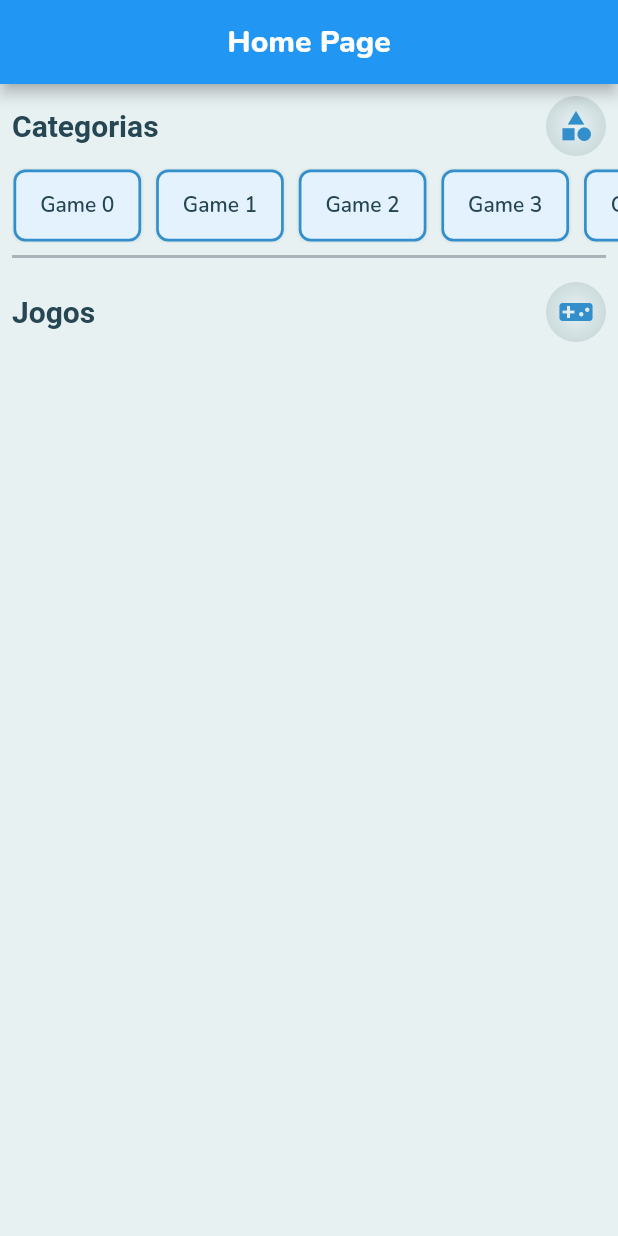
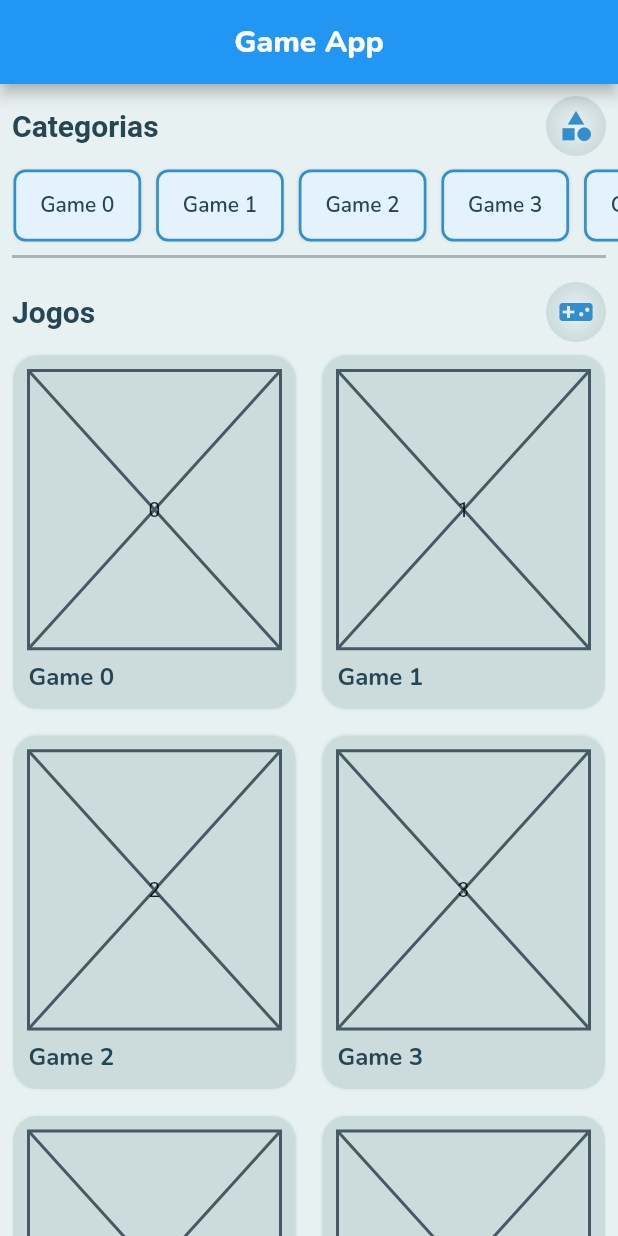
Before and after one commit to felipecastrosales/game, a Flutter app: the screen it shows after launch, on a phone screen of 412 x 824 dp. Run offline on Flutter 3.47's test engine with Material 2 defaults, Android fonts, the phone set to English and light mode, and no system bars; our stand-ins replace google_fonts.

Commit message:
creating GameTile and adjusting others details

```diff
--- a/lib/app/core/text/app_text_styles.dart
+++ b/lib/app/core/text/app_text_styles.dart
@@ -27,4 +27,10 @@ class AppTextStyles {
     fontWeight: FontWeight.w600,
     color: AppColors.text,
   );
+
+  static final gameTitle = GoogleFonts.nunito(
+    fontSize: 16,
+    fontWeight: FontWeight.bold,
+    color: AppColors.text,
+  );
 }
--- /dev/null
+++ b/lib/app/pages/home/components/game_tile.dart
@@ -0,0 +1,72 @@
+import 'package:flutter/material.dart';
+import 'package:game/app/core/colors/app_colors.dart';
+import 'package:game/app/core/text/app_text_styles.dart';
+
+class GameTile extends StatelessWidget {
+  final String image;
+  final String text;
+  final VoidCallback onTap;
+
+  const GameTile({
+    Key? key,
+    required this.image,
+    required this.text,
+    required this.onTap,
+  }) : super(key: key);
+
+  @override
+  Widget build(BuildContext context) {
+    return Material(
+      color: AppColors.transparent,
+      borderRadius: BorderRadius.circular(16),
+      child: InkWell(
+        onTap: onTap,
+        borderRadius: BorderRadius.circular(16),
+        child: Column(
+          children: [
+            Expanded(
+              child: Container(
+                margin: const EdgeInsets.all(1),
+                padding: const EdgeInsets.all(8),
+                decoration: BoxDecoration(
+                  borderRadius: BorderRadius.circular(16),
+                  color: AppColors.backgroundDark,
+                  border: Border.all(
+                    color: AppColors.backgroundDark,
+                    width: 2,
+                  ),
+                  boxShadow: const [
+                    BoxShadow(
+                      color: AppColors.backgroundDark,
+                      blurRadius: 1,
+                    ),
+                  ],
+                ),
+                child: Column(
+                  mainAxisAlignment: MainAxisAlignment.start,
+                  crossAxisAlignment: CrossAxisAlignment.stretch,
+                  children: [
+                    Expanded(
+                      child: Placeholder(
+                        child: Center(
+                          child: Text(image),
+                        ),
+                      ),
+                    ),
+                    const SizedBox(height: 8),
+                    Text(
+                      text,
+                      maxLines: 1,
+                      overflow: TextOverflow.ellipsis,
+                      style: AppTextStyles.gameTitle,
+                    ),
+                  ],
+                ),
+              ),
+            ),
+          ],
+        ),
+      ),
+    );
+  }
+}
--- a/lib/app/pages/home/home_page.dart
+++ b/lib/app/pages/home/home_page.dart
@@ -1,9 +1,11 @@
 import 'package:flutter/material.dart';
+
 import 'package:game/app/core/colors/app_colors.dart';
 import 'package:game/app/core/text/app_text_styles.dart';
 import 'package:game/app/widgets/custom_divider.dart';
 
 import 'components/category_tile.dart';
+import 'components/game_tile.dart';
 import 'components/headers.dart';
 
 class HomePage extends StatelessWidget {
@@ -16,7 +18,7 @@ class HomePage extends StatelessWidget {
       appBar: AppBar(
         centerTitle: true,
         title: Text(
-          'Home Page',
+          'Game App',
           style: AppTextStyles.appBar,
         ),
       ),
@@ -50,6 +52,27 @@ class HomePage extends StatelessWidget {
             title: 'Jogos',
             icon: Icons.videogame_asset,
           ),
+          Flexible(
+            child: Container(
+              padding: const EdgeInsets.symmetric(horizontal: 8),
+              child: GridView.builder(
+                itemCount: 20,
+                gridDelegate: const SliverGridDelegateWithFixedCrossAxisCount(
+                  crossAxisCount: 2,
+                  mainAxisSpacing: 16,
+                  crossAxisSpacing: 16,
+                  childAspectRatio: 4 / 5,
+                ),
+                itemBuilder: (context, index) {
+                  return GameTile(
+                    image: '$index',
+                    text: 'Game $index',
+                    onTap: () {},
+                  );
+                },
+              ),
+            ),
+          ),
         ],
       ),
     );
```
Also changed, not shown: 3 other files.
